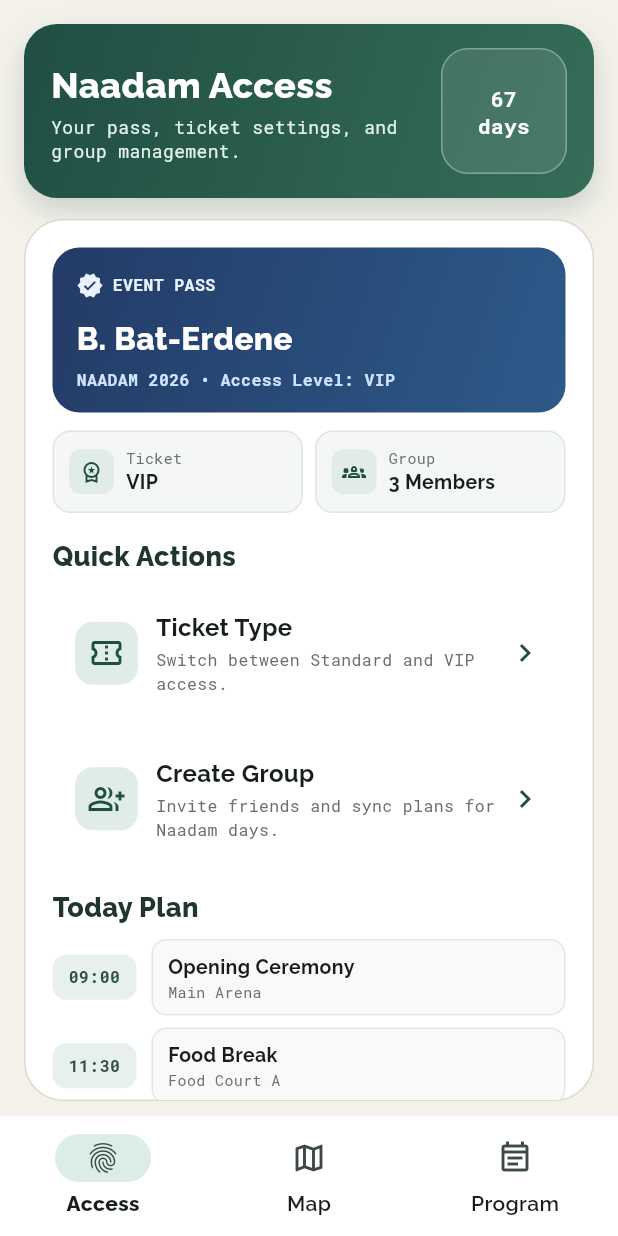
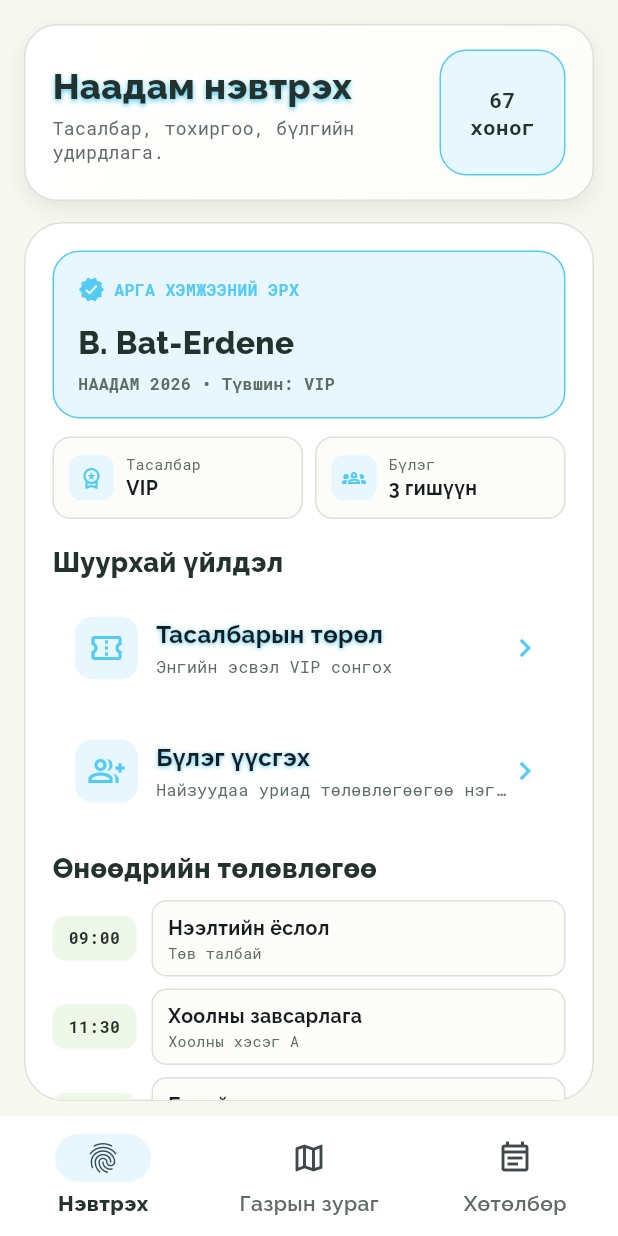
Before and after one commit to evymii/testwburne, a Flutter app: the screen it shows after launch, on a phone screen of 412 x 824 dp. Run offline on Flutter 3.47's test engine with Material 3 defaults, Android fonts, the phone set to English and light mode, and no system bars; our stand-ins replace local_auth.

Commit message:
theme changes

```diff
--- a/lib/main.dart
+++ b/lib/main.dart
@@ -2,6 +2,7 @@ import 'package:flutter/material.dart';
 import 'package:flutter/services.dart';
 import 'package:local_auth/local_auth.dart';
 
+import 'theme/my_colors.dart';
 import 'screen/home_screen.dart';
 import 'screen/map_screen.dart';
 import 'screen/program_screen.dart';
@@ -17,20 +18,29 @@ class NaadamApp extends StatelessWidget {
   Widget build(BuildContext context) {
     return MaterialApp(
       debugShowCheckedModeBanner: false,
-      title: 'Naadam Guide',
+      title: 'Наадам хөтөч',
       theme: ThemeData(
         useMaterial3: true,
-        colorScheme: ColorScheme.fromSeed(seedColor: const Color(0xFF204E43)),
-        scaffoldBackgroundColor: const Color(0xFFF3F1EA),
+        colorScheme: ColorScheme.fromSeed(
+          seedColor: MyColors.primaryBlue,
+          primary: MyColors.primaryBlue,
+          surface: MyColors.surface,
+          error: MyColors.alertRed,
+        ),
+        scaffoldBackgroundColor: MyColors.baseBackground,
         snackBarTheme: const SnackBarThemeData(
           behavior: SnackBarBehavior.floating,
         ),
         navigationBarTheme: NavigationBarThemeData(
-          backgroundColor: Colors.white,
-          indicatorColor: const Color(0xFFDCECE6),
+          backgroundColor: MyColors.surface,
+          indicatorColor: MyColors.blueSoft,
           labelTextStyle: WidgetStateProperty.resolveWith(
             (states) => TextStyle(
               fontFamily: 'Raleway',
+              color:
+                  states.contains(WidgetState.selected)
+                      ? MyColors.textPrimary
+                      : MyColors.textSecondary,
               fontWeight:
                   states.contains(WidgetState.selected)
                       ? FontWeight.w800
@@ -72,19 +82,19 @@ class _RootShellState extends State<RootShell> {
     try {
       final isSupported = await _localAuthentication.isDeviceSupported();
       if (!isSupported) {
-        _showSnack('This device does not support biometric authentication.');
+        _showSnack('Энэ төхөөрөмж биометр дэмжихгүй байна.');
         return;
       }
 
       didAuthenticate = await _localAuthentication.authenticate(
-        localizedReason: 'Authenticate to unlock Naadam app features.',
+        localizedReason: 'Аппын боломжийг нээхийн тулд баталгаажуулна уу.',
         options: const AuthenticationOptions(
           biometricOnly: false,
           stickyAuth: true,
         ),
       );
     } on PlatformException {
-      _showSnack('Biometric scan failed. Check your device security settings.');
+      _showSnack('Биометр шалгалт амжилтгүй боллоо.');
       return;
     }
 
@@ -96,16 +106,24 @@ class _RootShellState extends State<RootShell> {
       setState(() {
         _isAuthenticated = true;
       });
-      _showSnack('Authentication successful.');
+      _showSnack('Баталгаажлаа.');
     } else {
-      _showSnack('Authentication cancelled.');
+      _showSnack('Цуцаллаа.');
     }
   }
 
   void _showSnack(String message) {
     ScaffoldMessenger.of(
       context,
-    ).showSnackBar(SnackBar(content: Text(message)));
+    ).showSnackBar(
+      SnackBar(
+        backgroundColor: MyColors.surface,
+        content: Text(
+          message,
+          style: const TextStyle(color: MyColors.textPrimary),
+        ),
+      ),
+    );
   }
 
   void _requireAuth(String message) {
@@ -131,7 +149,7 @@ class _RootShellState extends State<RootShell> {
               crossAxisAlignment: CrossAxisAlignment.start,
               children: [
                 const Text(
-                  'Ticket Type',
+                  'Тасалбарын төрөл',
                   style: TextStyle(
                     fontFamily: 'Raleway',
                     fontWeight: FontWeight.w800,
@@ -140,7 +158,7 @@ class _RootShellState extends State<RootShell> {
                 ),
                 const SizedBox(height: 8),
                 const Text(
-                  'Select the access level that matches your plan.',
+                  'Танд тохирох төрлөө сонгоно уу.',
                   style: TextStyle(
                     fontFamily: 'RobotoMono',
                     fontSize: 12,
@@ -151,8 +169,8 @@ class _RootShellState extends State<RootShell> {
                 ListTile(
                   contentPadding: EdgeInsets.zero,
                   leading: const Icon(Icons.confirmation_num_outlined),
-                  title: const Text('Standard'),
-                  subtitle: const Text('General seating'),
+                  title: const Text('Энгийн'),
+                  subtitle: const Text('Ердийн суудал'),
                   trailing: const Icon(Icons.chevron_right),
                   onTap: () => Navigator.pop(context),
                 ),
@@ -160,7 +178,7 @@ class _RootShellState extends State<RootShell> {
                   contentPadding: EdgeInsets.zero,
                   leading: const Icon(Icons.workspace_premium_outlined),
                   title: const Text('VIP'),
-                  subtitle: const Text('Premium seating and extra services'),
+                  subtitle: const Text('Тусгай суудал, нэмэлт үйлчилгээ'),
                   trailing: const Icon(Icons.chevron_right),
                   onTap: () => Navigator.pop(context),
                 ),
@@ -177,14 +195,14 @@ class _RootShellState extends State<RootShell> {
       context: context,
       builder: (context) {
         return AlertDialog(
-          title: const Text('Create Group'),
+          title: const Text('Бүлэг үүсгэх'),
           content: const Text(
-            'Create a group and invite your friends to manage tickets together.',
+            'Найзуудаа уриад тасалбараа хамт удирдаарай.',
           ),
           actions: [
             TextButton(
               onPressed: () => Navigator.pop(context),
-              child: const Text('Close'),
+              child: const Text('Хаах'),
             ),
           ],
         );
@@ -202,7 +220,7 @@ class _RootShellState extends State<RootShell> {
           actions: [
             TextButton(
               onPressed: () => Navigator.pop(context),
-              child: const Text('Close'),
+              child: const Text('Хаах'),
             ),
           ],
         );
@@ -220,7 +238,7 @@ class _RootShellState extends State<RootShell> {
           actions: [
             TextButton(
               onPressed: () => Navigator.pop(context),
-              child: const Text('Close'),
+              child: const Text('Хаах'),
             ),
           ],
         );
@@ -266,11 +284,11 @@ class _RootShellState extends State<RootShell> {
           });
         },
         destinations: const [
-          NavigationDestination(icon: Icon(Icons.fingerprint), label: 'Access'),
-          NavigationDestination(icon: Icon(Icons.map_outlined), label: 'Map'),
+          NavigationDestination(icon: Icon(Icons.fingerprint), label: 'Нэвтрэх'),
+          NavigationDestination(icon: Icon(Icons.map_outlined), label: 'Газрын зураг'),
           NavigationDestination(
             icon: Icon(Icons.event_note_outlined),
-            label: 'Program',
+            label: 'Хөтөлбөр',
           ),
         ],
       ),
--- a/lib/screen/home_screen.dart
+++ b/lib/screen/home_screen.dart
@@ -1,4 +1,6 @@
 import 'package:flutter/material.dart';
+
+import '../theme/my_colors.dart';
 
 class HomeScreen extends StatelessWidget {
   const HomeScreen({
@@ -62,17 +64,18 @@ class _HeaderCard extends StatelessWidget {
       decoration: BoxDecoration(
         borderRadius: BorderRadius.circular(22),
         gradient: const LinearGradient(
-          colors: [Color(0xFF204E43), Color(0xFF356D58)],
+          colors: [MyColors.surface, MyColors.surfaceMuted],
           begin: Alignment.topLeft,
           end: Alignment.bottomRight,
         ),
         boxShadow: const [
           BoxShadow(
-            color: Color(0x33204E43),
-            blurRadius: 16,
-            offset: Offset(0, 8),
+            color: MyColors.shadowSoft,
+            blurRadius: 12,
+            offset: Offset(0, 5),
           ),
         ],
+        border: Border.all(color: MyColors.borderNeutral),
       ),
       child: Row(
         children: [
@@ -81,19 +84,26 @@ class _HeaderCard extends StatelessWidget {
               crossAxisAlignment: CrossAxisAlignment.start,
               children: [
                 Text(
-                  'Naadam Access',
+                  'Наадам нэвтрэх',
                   style: TextStyle(
-                    color: Colors.white,
+                    color: MyColors.textPrimary,
                     fontFamily: 'Raleway',
                     fontWeight: FontWeight.w800,
                     fontSize: 24,
+                    shadows: [
+                      Shadow(
+                        color: MyColors.primaryBlue,
+                        blurRadius: 4,
+                        offset: Offset(0, 1),
+                      ),
+                    ],
                   ),
                 ),
                 SizedBox(height: 4),
                 Text(
-                  'Your pass, ticket settings, and group management.',
+                  'Тасалбар, тохиргоо, бүлгийн удирдлага.',
                   style: TextStyle(
-                    color: Color(0xFFE2F1EC),
+                    color: MyColors.textSecondary,
                     fontFamily: 'RobotoMono',
                     fontSize: 12,
                     height: 1.3,
@@ -106,16 +116,16 @@ class _HeaderCard extends StatelessWidget {
             width: 84,
             height: 84,
             decoration: BoxDecoration(
-              color: const Color(0x1AFFFFFF),
+              color: MyColors.blueSoft,
               borderRadius: BorderRadius.circular(18),
-              border: Border.all(color: const Color(0x55FFFFFF)),
+              border: Border.all(color: MyColors.primaryBlue),
             ),
             child: Center(
               child: Text(
-                '$daysUntilNaadam\ndays',
+                '$daysUntilNaadam\nхоног',
                 textAlign: TextAlign.center,
                 style: const TextStyle(
-                  color: Colors.white,
+                  color: MyColors.textPrimary,
                   fontFamily: 'RobotoMono',
                   fontWeight: FontWeight.w700,
                   fontSize: 14,
@@ -140,9 +150,9 @@ class _LockedPanel extends StatelessWidget {
     return Container(
       padding: const EdgeInsets.all(22),
       decoration: BoxDecoration(
-        color: Colors.white,
+        color: MyColors.surface,
         borderRadius: BorderRadius.circular(26),
-        border: Border.all(color: const Color(0xFFDCD9D0)),
+        border: Border.all(color: MyColors.borderNeutral),
       ),
       child: Column(
         crossAxisAlignment: CrossAxisAlignment.stretch,
@@ -156,28 +166,28 @@ class _LockedPanel extends StatelessWidget {
               ),
             ),
             child: const Center(
-              child: Icon(Icons.face_3, size: 76, color: Color(0xFF204E43)),
+              child: Icon(Icons.face_3, size: 76, color: MyColors.primaryBlue),
             ),
           ),
           const SizedBox(height: 16),
           const Text(
-            'Biometric scan is required to continue.',
+            'Үргэлжлүүлэхийн тулд баталгаажна уу.',
             textAlign: TextAlign.center,
             style: TextStyle(
               fontFamily: 'Raleway',
               fontWeight: FontWeight.w700,
               fontSize: 18,
-              color: Color(0xFF20352F),
+              color: MyColors.textPrimary,
             ),
           ),
           const SizedBox(height: 8),
           const Text(
-            'Face ID / fingerprint check unlocks ticket and group actions.',
+            'Face ID эсвэл хурууны хээ шалгаад нээнэ.',
             textAlign: TextAlign.center,
             style: TextStyle(
               fontFamily: 'RobotoMono',
               fontSize: 12,
-              color: Color(0xFF5D6A66),
+              color: MyColors.textSecondary,
               height: 1.4,
             ),
           ),
@@ -185,7 +195,7 @@ class _LockedPanel extends StatelessWidget {
           FilledButton.icon(
             style: FilledButton.styleFrom(
               minimumSize: const Size.fromHeight(52),
-              backgroundColor: const Color(0xFF204E43),
+              backgroundColor: MyColors.primaryBlue,
               shape: RoundedRectangleBorder(
                 borderRadius: BorderRadius.circular(14),
               ),
@@ -193,7 +203,7 @@ class _LockedPanel extends StatelessWidget {
             onPressed: onBiometricScan,
             icon: const Icon(Icons.verified_user),
             label: const Text(
-              'Biometric Scan',
+              'Биометр шалгах',
               style: TextStyle(
                 fontFamily: 'RobotoMono',
                 fontWeight: FontWeight.w700,
@@ -222,9 +232,9 @@ class _AuthenticatedPanel extends StatelessWidget {
   Widget build(BuildContext context) {
     return Container(
       decoration: BoxDecoration(
-        color: Colors.white,
+        color: MyColors.surface,
         borderRadius: BorderRadius.circular(26),
-        border: Border.all(color: const Color(0xFFDCD9D0)),
+        border: Border.all(color: MyColors.borderNeutral),
       ),
       child: SingleChildScrollView(
         padding: const EdgeInsets.all(18),
@@ -237,7 +247,7 @@ class _AuthenticatedPanel extends StatelessWidget {
               children: [
                 Expanded(
                   child: _MiniStatCard(
-                    title: 'Ticket',
+                    title: 'Тасалбар',
                     value: 'VIP',
                     icon: Icons.workspace_premium_outlined,
                   ),
@@ -245,8 +255,8 @@ class _AuthenticatedPanel extends StatelessWidget {
                 SizedBox(width: 8),
                 Expanded(
                   child: _MiniStatCard(
-                    title: 'Group',
-                    value: '3 Members',
+                    title: 'Бүлэг',
+                    value: '3 гишүүн',
                     icon: Icons.groups_2_outlined,
                   ),
                 ),
@@ -254,62 +264,62 @@ class _AuthenticatedPanel extends StatelessWidget {
             ),
             const SizedBox(height: 16),
             const Text(
-              'Quick Actions',
+              'Шуурхай үйлдэл',
               style: TextStyle(
                 fontFamily: 'Raleway',
                 fontSize: 18,
                 fontWeight: FontWeight.w800,
-                color: Color(0xFF20352F),
+                color: MyColors.textPrimary,
               ),
             ),
             const SizedBox(height: 8),
             _ActionTile(
-              title: 'Ticket Type',
-              subtitle: 'Switch between Standard and VIP access.',
+              title: 'Тасалбарын төрөл',
+              subtitle: 'Энгийн эсвэл VIP сонгох',
               icon: Icons.confirmation_num_outlined,
               onTap: onTicketTypeTap,
             ),
             const SizedBox(height: 10),
             _ActionTile(
-              title: 'Create Group',
-              subtitle: 'Invite friends and sync plans for Naadam days.',
+              title: 'Бүлэг үүсгэх',
+              subtitle: 'Найзуудаа уриад төлөвлөгөөгөө нэгтгэх',
               icon: Icons.group_add_outlined,
               onTap: onCreateGroupTap,
             ),
             const SizedBox(height: 16),
             const Text(
-              'Today Plan',
+              'Өнөөдрийн төлөвлөгөө',
               style: TextStyle(
                 fontFamily: 'Raleway',
                 fontSize: 18,
                 fontWeight: FontWeight.w800,
-                color: Color(0xFF20352F),
+                color: MyColors.textPrimary,
               ),
             ),
             const SizedBox(height: 8),
             const _PlanRow(
               time: '09:00',
-              title: 'Opening Ceremony',
-              place: 'Main Arena',
+              title: 'Нээлтийн ёслол',
+              place: 'Төв талбай',
             ),
             const _PlanRow(
               time: '11:30',
-              title: 'Food Break',
-              place: 'Food Court A',
+              title: 'Хоолны завсарлага',
+              place: 'Хоолны хэсэг A',
             ),
             const _PlanRow(
               time: '14:30',
-              title: 'Wrestling Round 2',
-              place: 'Central Stadium',
+              title: 'Бөхийн 2-р даваа',
+              place: 'Төв цэнгэлдэх',
             ),
             const SizedBox(height: 8),
             Align(
               alignment: Alignment.centerRight,
               child: TextButton.icon(
                 onPressed: onLogoutTap,
-                icon: const Icon(Icons.lock_outline),
+                icon: const Icon(Icons.lock_outline, color: MyColors.alertRed),
                 label: const Text(
-                  'Lock Session',
+                  'Сешн түгжих',
                   style: TextStyle(
                     fontFamily: 'RobotoMono',
                     fontWeight: FontWeight.w700,
@@ -334,23 +344,20 @@ class _PassCard extends StatelessWidget {
       padding: const EdgeInsets.fromLTRB(16, 16, 16, 14),
       decoration: BoxDecoration(
         borderRadius: BorderRadius.circular(18),
-        gradient: const LinearGradient(
-          colors: [Color(0xFF233B66), Color(0xFF2D5A8A)],
-          begin: Alignment.topLeft,
-          end: Alignment.bottomRight,
-        ),
+        color: MyColors.blueSoft,
+        border: Border.all(color: MyColors.primaryBlue),
       ),
       child: const Column(
         crossAxisAlignment: CrossAxisAlignment.start,
         children: [
           Row(
             children: [
-              Icon(Icons.verified, color: Color(0xFFE9F2FF), size: 18),
+              Icon(Icons.verified, color: MyColors.primaryBlue, size: 18),
               SizedBox(width: 6),
               Text(
-                'EVENT PASS',
+                'АРГА ХЭМЖЭЭНИЙ ЭРХ',
                 style: TextStyle(
-                  color: Color(0xFFE9F2FF),
+                  color: MyColors.primaryBlue,
                   fontFamily: 'RobotoMono',
                   fontWeight: FontWeight.w700,
                   fontSize: 11,
@@ -362,7 +369,7 @@ class _PassCard extends StatelessWidget {
           Text(
             'B. Bat-Erdene',
             style: TextStyle(
-              color: Colors.white,
+              color: MyColors.textPrimary,
               fontFamily: 'Raleway',
               fontWeight: FontWeight.w800,
               fontSize: 21,
@@ -370,9 +377,9 @@ class _PassCard extends StatelessWidget {
           ),
           SizedBox(height: 4),
           Text(
-            'NAADAM 2026 • Access Level: VIP',
+            'НААДАМ 2026 • Түвшин: VIP',
             style: TextStyle(
-              color: Color(0xFFCFE3FF),
+              color: MyColors.textSecondary,
               fontFamily: 'RobotoMono',
               fontWeight: FontWeight.w700,
               fontSize: 11,
@@ -400,9 +407,9 @@ class _MiniStatCard extends StatelessWidget {
     return Container(
       padding: const EdgeInsets.fromLTRB(10, 10, 10, 10),
       decoration: BoxDecoration(
-        color: const Color(0xFFF5F7F6),
+        color: MyColors.surfaceMuted,
         borderRadius: BorderRadius.circular(12),
-        border: Border.all(color: const Color(0xFFDEE5E2)),
+        border: Border.all(color: MyColors.borderNeutral),
       ),
       child: Row(
         children: [
@@ -410,10 +417,10 @@ class _MiniStatCard extends StatelessWidget {
             width: 30,
             height: 30,
             decoration: BoxDecoration(
-              color: const Color(0xFFE1ECE8),
+              color: MyColors.blueSoft,
               borderRadius: BorderRadius.circular(8),
             ),
-            child: Icon(icon, size: 16, color: const Color(0xFF204E43)),
+            child: Icon(icon, size: 16, color: MyColors.primaryBlue),
           ),
           const SizedBox(width: 8),
           Expanded(
@@ -422,14 +429,20 @@ class _MiniStatCard extends StatelessWidget {
               children: [
                 Text(
                   title,
+                  maxLines: 1,
+                  softWrap: false,
+                  overflow: TextOverflow.ellipsis,
                   style: const TextStyle(
                     fontFamily: 'RobotoMono',
                     fontSize: 10,
-                    color: Color(0xFF67706D),
+                    color: MyColors.textSecondary,
                   ),
                 ),
                 Text(
                   value,
+                  maxLines: 1,
+                  softWrap: false,
+                  overflow: TextOverflow.ellipsis,
                   style: const TextStyle(
                     fontFamily: 'Raleway',
                     fontWeight: FontWeight.w700,
@@ -467,8 +480,8 @@ class _ActionTile extends StatelessWidget {
         padding: const EdgeInsets.all(14),
         decoration: BoxDecoration(
           borderRadius: BorderRadius.circular(16),
-          color: const Color(0xFFF5F7F6),
-          border: Border.all(color: const Color(0xFFDEE5E2)),
+          color: MyColors.surfaceMuted,
+            border: Border.all(color: MyColors.borderNeutral),
         ),
         child: Row(
           children: [
@@ -476,10 +489,10 @@ class _ActionTile extends StatelessWidget {
               width: 42,
               height: 42,
               decoration: BoxDecoration(
-                color: const Color(0xFFDFECE8),
+                color: MyColors.blueSoft,
                 borderRadius: BorderRadius.circular(12),
               ),
-              child: Icon(icon, color: const Color(0xFF204E43)),
+              child: Icon(icon, color: MyColors.primaryBlue),
             ),
             const SizedBox(width: 12),
             Expanded(
@@ -488,25 +501,38 @@ class _ActionTile extends StatelessWidget {
                 children: [
                   Text(
                     title,
+                    maxLines: 1,
+                    softWrap: false,
+                    overflow: TextOverflow.ellipsis,
                     style: const TextStyle(
                       fontFamily: 'Raleway',
                       fontWeight: FontWeight.w700,
                       fontSize: 16,
+                      shadows: [
+                        Shadow(
+                          color: MyColors.primaryBlue,
+                          blurRadius: 3,
+                          offset: Offset(0, 1),
+                        ),
+                      ],
                     ),
                   ),
                   const SizedBox(height: 2),
                   Text(
                     subtitle,
+                    maxLines: 1,
+                    softWrap: false,
+                    overflow: TextOverflow.ellipsis,
                     style: const TextStyle(
                       fontFamily: 'RobotoMono',
                       fontSize: 11,
-                      color: Color(0xFF67706D),
+                      color: MyColors.textSecondary,
                     ),
                   ),
                 ],
               ),
             ),
-            const Icon(Icons.chevron_right, color: Color(0xFF204E43)),
+            const Icon(Icons.chevron_right, color: MyColors.primaryBlue),
           ],
         ),
       ),
@@ -535,7 +561,7 @@ class _PlanRow extends StatelessWidget {
             width: 56,
             padding: const EdgeInsets.symmetric(vertical: 7),
             decoration: BoxDecoration(
-              color: const Color(0xFFE7F0EC),
+              color: MyColors.greenSoft,
               borderRadius: BorderRadius.circular(9),
             ),
             child: Text(
@@ -545,7 +571,7 @@ class _PlanRow extends StatelessWidget {
                 fontFamily: 'RobotoMono',
                 fontWeight: FontWeight.w700,
                 fontSize: 11,
-                color: Color(0xFF2E4E43),
+                color: MyColors.textPrimary,
               ),
             ),
           ),
@@ -554,15 +580,18 @@ class _PlanRow extends StatelessWidget {
             child: Container(
               padding: const EdgeInsets.fromLTRB(10, 8, 10, 8),
               decoration: BoxDecoration(
-                color: const Color(0xFFF8F9F8),
+                color: MyColors.surfaceMuted,
                 borderRadius: BorderRadius.circular(10),
-                border: Border.all(color: const Color(0xFFE3E7E2)),
+                border: Border.all(color: MyColors.borderNeutral),
               ),
               child: Column(
                 crossAxisAlignment: CrossAxisAlignment.start,
                 children: [
                   Text(
                     title,
+                    maxLines: 1,
+                    softWrap: false,
+                    overflow: TextOverflow.ellipsis,
                     style: const TextStyle(
                       fontFamily: 'Raleway',
                       fontWeight: FontWeight.w700,
@@ -571,10 +600,13 @@ class _PlanRow extends StatelessWidget {
                   ),
                   Text(
                     place,
+                    maxLines: 1,
+                    softWrap: false,
+                    overflow: TextOverflow.ellipsis,
                     style: const TextStyle(
                       fontFamily: 'RobotoMono',
                       fontSize: 10,
-                      color: Color(0xFF66726D),
+                      color: MyColors.textSecondary,
                     ),
                   ),
                 ],
--- a/lib/theme/my_colors.dart
+++ b/lib/theme/my_colors.dart
@@ -1,6 +1,25 @@
 import 'package:flutter/material.dart';
 
 class MyColors {
-  static const primary500 = Color.fromRGBO(19, 10, 120, 0.9);
+  // Base / structure
+  static const baseBackground = Color(0xFFF7F8F0);
+  static const surface = Color(0xFFFFFFFF);
+  static const surfaceMuted = Color(0xFFFCFDF8);
+  static const borderNeutral = Color(0xFFDCE2D8);
 
+  // Typography
+  static const textPrimary = Color(0xFF24322D);
+  static const textSecondary = Color(0xFF5F6C66);
+
+  // Accent roles
+  static const primaryBlue = Color(0xFF53CBF3);
+  static const blueSoft = Color(0xFFE7F7FD);
+  static const successGreen = Color(0xFF91D06C);
+  static const greenSoft = Color(0xFFEEF8E8);
+  static const alertRed = Color(0xFFFF5B5B);
+  static const redSoft = Color(0xFFFFEEEE);
+  static const attentionYellow = Color(0xFFF8DE22);
+  static const yellowSoft = Color(0xFFFFF9D8);
+
+  static const shadowSoft = Color(0x14000000);
 }
```
Also changed, not shown: lib/screen/map_screen.dart (+54 -52 lines), lib/screen/program_screen.dart (+75 -36 lines), pubspec.lock, 13 other files.
